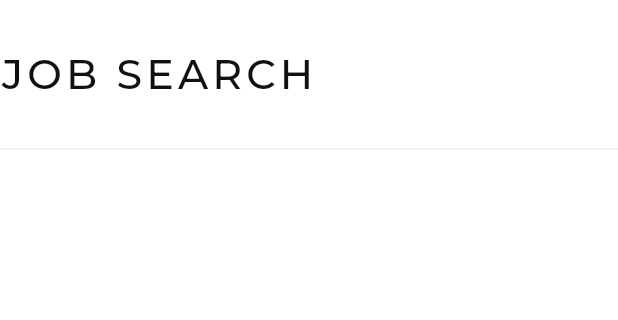
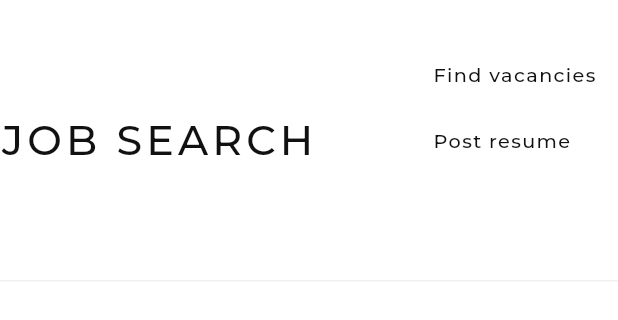
Before and after one commit to d3c6e1/jobsearch_client, a Flutter app: the MenuBar widget shown alone on an empty page, opened directly, on a phone screen of 412 x 824 dp. Shown: the top 320 px of the screen. Run offline on Flutter 3.47's test engine with Material 2 defaults, Android fonts, the phone set to English and light mode, and no system bars; our stand-ins replace google_fonts, responsive_framework; missing offline and left inert: dart:html; statements that could not run were skipped.

```diff
--- a/lib/components/menu.dart
+++ b/lib/components/menu.dart
@@ -30,6 +30,8 @@ class MenuBar extends StatelessWidget {
                   alignment: Alignment.centerRight,
                   child: Wrap(
                     children: <Widget>[
+                      FindVacanciesButton(),
+                      PostCVButton(),
                       context.watch<User>() != null ? ProfileButton()
                           : LoginButton(),
 //                      FlatButton(
@@ -77,6 +79,35 @@ class MenuBar extends StatelessWidget {
             margin: EdgeInsets.only(bottom: 30),
             color: Color(0xFFEEEEEE)),
       ],
+    );
+  }
+}
+
+class FindVacanciesButton extends StatelessWidget {
+  @override
+  Widget build(BuildContext context) {
+    return BaseMenuButton(
+      onPressed: () => Navigator.pushNamed(context, Routes.vacancies),
+      child: Text(
+        'Find vacancies',
+        style: buttonTextStyle,
+      ),
+    );
+  }
+}
+
+class PostCVButton extends StatelessWidget {
+  @override
+  Widget build(BuildContext context) {
+    return BaseMenuButton(
+      onPressed: () => Navigator.pushNamed(context,
+          context.read<User>() != null ? Routes.createCV
+              : Routes.signup
+      ),
+      child: Text(
+        'Post resume',
+        style: buttonTextStyle,
+      ),
     );
   }
 }
--- a/lib/utils/routes.dart
+++ b/lib/utils/routes.dart
@@ -6,7 +6,7 @@ class Routes {
   static const String profile = '/profile';
   static const String login = '/login';
   static const String signup = '/signup';
-  static const String cvs = '/cvs';
+  static const String createCV = '/create_resume';
   static const String vacancies = '/vacancies';
   static const String docs = '/docs';
   static const String organizations = '/organizations';
```
Also changed, not shown: lib/pages/home.dart (+1 -7 lines), lib/utils/services/user_service.dart (+25 -9 lines), 1 other file.
